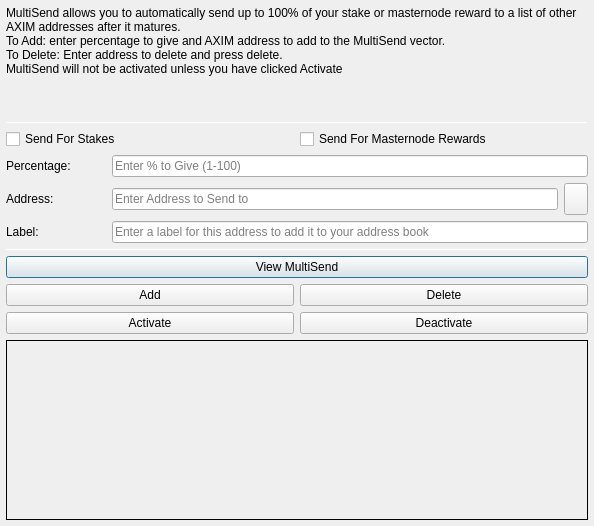
Above: src/qt/forms/multisenddialog.ui from aigon1989/AXIM before the change. Below: the same form after it.
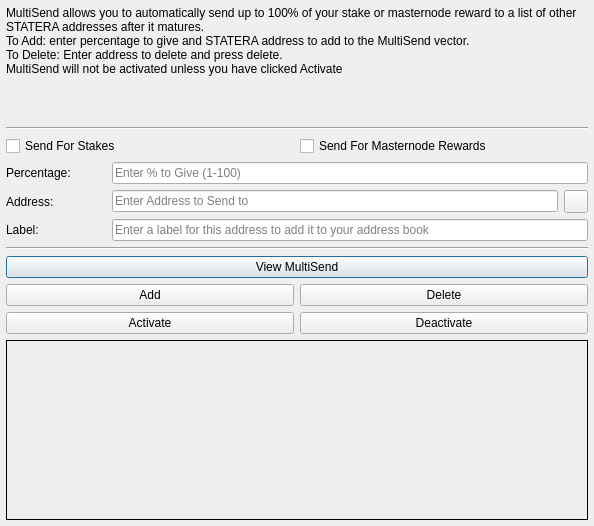
That is the form after the change. Icons and pictures are not drawn.

Commit message: Rename to Statera as requested

What changed in the file:
```diff
--- a/src/qt/forms/multisenddialog.ui
+++ b/src/qt/forms/multisenddialog.ui
@@ -37,8 +37,8 @@
         <number>1</number>
        </property>
        <property name="text">
-        <string>MultiSend allows you to automatically send up to 100% of your stake or masternode reward to a list of other AXIM addresses after it matures.
-To Add: enter percentage to give and AXIM address to add to the MultiSend vector.
+        <string>MultiSend allows you to automatically send up to 100% of your stake or masternode reward to a list of other STATERA addresses after it matures.
+To Add: enter percentage to give and STATERA address to add to the MultiSend vector.
 To Delete: Enter address to delete and press delete.
 MultiSend will not be activated unless you have clicked Activate</string>
        </property>
@@ -58,7 +58,7 @@
          <height>1</height>
         </size>
        </property>
-       <property name="maximumSize">
+       <property name="mstateraumSize">
         <size>
          <width>16777215</width>
          <height>1</height>
@@ -149,7 +149,7 @@
          </item>
          <item>
           <widget class="QToolButton" name="addressBookButton">
-           <property name="maximumSize">
+           <property name="mstateraumSize">
             <size>
              <width>16777215</width>
              <height>32</height>
@@ -206,7 +206,7 @@
          <height>1</height>
         </size>
        </property>
-       <property name="maximumSize">
+       <property name="mstateraumSize">
         <size>
          <width>16777215</width>
          <height>1</height>
```
Left out of the diff: 4 changed lines with no effect on the pictures. The commit also changes 581 other files.
